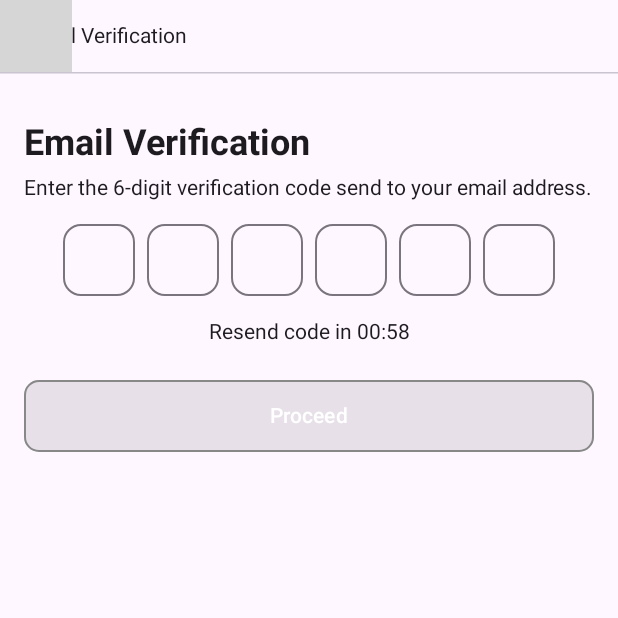
After one commit to ericwidhiantara/QuickMart-KMP, an Android app built with Jetpack Compose: the composable EmailVerificationScreen shown on its own in the app's theme, on a phone screen of 412 x 824 dp, the top half of it. The commit adds this screen. Run offline under Robolectric (Android 15) with nearby library versions, the light colour scheme and no system bars; our stand-ins replace Dagger/Hilt's generated code; libraries missing offline, so code that uses them is left out: com.talhafaki.composablesweettoast, io.paperdb; 2 statements that could not run were skipped; grey boxes are pictures that could not be loaded.

Commit message:
feat: slicing email verification screen

```diff
--- /dev/null
+++ b/androidApp/src/main/java/com/luckyfrog/quickmart/core/widgets/CustomOTPInput.kt
@@ -0,0 +1,82 @@
+package com.luckyfrog.quickmart.core.widgets
+
+import androidx.compose.foundation.layout.Arrangement
+import androidx.compose.foundation.layout.Row
+import androidx.compose.foundation.layout.fillMaxWidth
+import androidx.compose.foundation.layout.height
+import androidx.compose.foundation.layout.width
+import androidx.compose.foundation.shape.RoundedCornerShape
+import androidx.compose.foundation.text.KeyboardOptions
+import androidx.compose.material3.OutlinedTextField
+import androidx.compose.runtime.Composable
+import androidx.compose.runtime.getValue
+import androidx.compose.runtime.mutableStateOf
+import androidx.compose.runtime.remember
+import androidx.compose.runtime.setValue
+import androidx.compose.ui.Alignment
+import androidx.compose.ui.Modifier
+import androidx.compose.ui.focus.FocusRequester
+import androidx.compose.ui.focus.focusRequester
+import androidx.compose.ui.input.key.KeyEventType
+import androidx.compose.ui.input.key.onKeyEvent
+import androidx.compose.ui.input.key.type
+import androidx.compose.ui.text.TextStyle
+import androidx.compose.ui.text.input.KeyboardType
+import androidx.compose.ui.text.style.TextAlign
+import androidx.compose.ui.unit.dp
+import android.view.KeyEvent as AndroidKeyEvent
+
+@Composable
+fun CustomOTPInput(
+    otpLength: Int = 6,
+    onOtpEntered: (String) -> Unit
+) {
+    var otpValue by remember { mutableStateOf(List(otpLength) { "" }) }  // Use a list to represent each input
+    val focusRequesters = List(otpLength) { FocusRequester() }
+
+    Row(
+        modifier = Modifier.fillMaxWidth(),
+        horizontalArrangement = Arrangement.spacedBy(8.dp, Alignment.CenterHorizontally),
+        verticalAlignment = Alignment.CenterVertically
+    ) {
+        for (i in 0 until otpLength) {
+            OutlinedTextField(
+                value = otpValue[i],
+                onValueChange = { value ->
+                    if (value.length <= 1) {
+                        // Update OTP value for the current index
+                        otpValue = otpValue.toMutableList().apply { this[i] = value }.toList()
+
+                        // Move to next or previous box based on input
+                        when {
+                            value.isNotEmpty() && i < otpLength - 1 -> focusRequesters[i + 1].requestFocus()
+                            value.isEmpty() && i > 0 -> focusRequesters[i - 1].requestFocus()
+                        }
+
+                        // Call the callback with the updated OTP value
+                        onOtpEntered(otpValue.joinToString(""))
+                    }
+                },
+                shape = RoundedCornerShape(12.dp),
+                modifier = Modifier
+                    .width(48.dp)
+                    .height(48.dp)
+                    .focusRequester(focusRequesters[i])
+                    .onKeyEvent { event ->
+                        if (event.nativeKeyEvent.keyCode == AndroidKeyEvent.KEYCODE_DEL &&
+                            event.type == KeyEventType.KeyUp &&
+                            otpValue[i].isEmpty() && i > 0
+                        ) {
+                            // Move focus to previous when deleting empty input
+                            focusRequesters[i - 1].requestFocus()
+                            true
+                        } else false
+                    },
+                singleLine = true,
+                textStyle = TextStyle(textAlign = TextAlign.Center),
+                keyboardOptions = KeyboardOptions.Default.copy(keyboardType = KeyboardType.Number),
+                maxLines = 1
+            )
+        }
+    }
+}
--- a/androidApp/src/main/java/com/luckyfrog/quickmart/core/widgets/CustomOutlinedButton.kt
+++ b/androidApp/src/main/java/com/luckyfrog/quickmart/core/widgets/CustomOutlinedButton.kt
@@ -34,16 +34,18 @@ fun CustomOutlinedButton(
     buttonBorderColor: Color = buttonContainerColor,
     onClick: () -> Unit,
     isWithIcon: Boolean = false,
-    buttonIcon: Painter? = null
+    buttonIcon: Painter? = null,
+    isButtonEnabled: Boolean = true,
 ) {
     OutlinedButton(
+        enabled = isButtonEnabled,
         onClick = onClick,
         modifier = modifier
             .fillMaxWidth()
             .height(height),
         border = BorderStroke(
             1.dp,
-            color = buttonBorderColor,
+            color = if (isButtonEnabled) buttonBorderColor else Color.Gray,
         ),
         colors = ButtonDefaults.buttonColors(
             containerColor = buttonContainerColor
--- a/androidApp/src/main/java/com/luckyfrog/quickmart/core/widgets/CustomTopBar.kt
+++ b/androidApp/src/main/java/com/luckyfrog/quickmart/core/widgets/CustomTopBar.kt
@@ -1,12 +1,13 @@
 package com.luckyfrog.quickmart.core.widgets
 
-import androidx.compose.foundation.background
+import androidx.compose.foundation.layout.Column
 import androidx.compose.foundation.layout.Row
 import androidx.compose.foundation.layout.fillMaxWidth
 import androidx.compose.foundation.layout.padding
 import androidx.compose.foundation.layout.wrapContentHeight
 import androidx.compose.material.icons.Icons
 import androidx.compose.material.icons.automirrored.filled.ArrowBack
+import androidx.compose.material3.HorizontalDivider
 import androidx.compose.material3.Icon
 import androidx.compose.material3.IconButton
 import androidx.compose.material3.MaterialTheme
@@ -25,11 +26,11 @@ fun CustomTopBar(
     title: String,
     navController: NavController
 ) {
+    Column(modifier = Modifier) {
         Row(
             modifier = Modifier
                 .fillMaxWidth()
-            .wrapContentHeight()
-            .background(MaterialTheme.colorScheme.primary),
+                .wrapContentHeight(),
             verticalAlignment = Alignment.CenterVertically
         ) {
             // Automatically show back button if there's a backstack entry
@@ -42,17 +43,19 @@ fun CustomTopBar(
                     Icon(
                         imageVector = Icons.AutoMirrored.Filled.ArrowBack,
                         contentDescription = stringResource(id = Images.icArrowBack),
-                    tint = MaterialTheme.colorScheme.onPrimary
+                        tint = MaterialTheme.colorScheme.onBackground
                     )
                 }
             }
 
             Text(
                 text = title,
-            color = MaterialTheme.colorScheme.onPrimary,
+                color = MaterialTheme.colorScheme.onBackground,
                 modifier = Modifier
                     .padding(vertical = 16.dp, horizontal = 16.dp),
                 textAlign = TextAlign.Center
             )
         }
+        HorizontalDivider()
     }
+}
--- /dev/null
+++ b/androidApp/src/main/java/com/luckyfrog/quickmart/features/auth/presentation/email_verification/EmailVerificationScreen.kt
@@ -0,0 +1,149 @@
+package com.luckyfrog.quickmart.features.auth.presentation.email_verification
+
+import android.util.Log
+import android.widget.Toast
+import androidx.compose.foundation.layout.Column
+import androidx.compose.foundation.layout.PaddingValues
+import androidx.compose.foundation.layout.Spacer
+import androidx.compose.foundation.layout.fillMaxSize
+import androidx.compose.foundation.layout.height
+import androidx.compose.foundation.layout.padding
+import androidx.compose.material3.MaterialTheme
+import androidx.compose.material3.Scaffold
+import androidx.compose.material3.Text
+import androidx.compose.material3.TextButton
+import androidx.compose.runtime.Composable
+import androidx.compose.runtime.LaunchedEffect
+import androidx.compose.runtime.getValue
+import androidx.compose.runtime.mutableStateOf
+import androidx.compose.runtime.remember
+import androidx.compose.runtime.setValue
+import androidx.compose.ui.Alignment
+import androidx.compose.ui.Modifier
+import androidx.compose.ui.res.stringResource
+import androidx.compose.ui.text.font.FontWeight
+import androidx.compose.ui.text.style.TextAlign
+import androidx.compose.ui.unit.dp
+import androidx.compose.ui.unit.sp
+import androidx.navigation.NavController
+import com.luckyfrog.quickmart.R
+import com.luckyfrog.quickmart.core.app.MainViewModel
+import com.luckyfrog.quickmart.core.widgets.CustomOTPInput
+import com.luckyfrog.quickmart.core.widgets.CustomOutlinedButton
+import com.luckyfrog.quickmart.core.widgets.CustomTopBar
+import com.talhafaki.composablesweettoast.util.SweetToastUtil.SweetSuccess
+import kotlinx.coroutines.delay
+
+@Composable
+fun EmailVerificationScreen(
+    mainViewModel: MainViewModel,
+    navController: NavController,
+    timerDuration: Long = 60000L // 60 seconds for the timer
+) {
+
+    var isTimerFinished by remember { mutableStateOf(false) }
+    var remainingTime by remember { mutableStateOf(timerDuration / 1000) }
+    var timerKey by remember { mutableStateOf(0) }  // Unique key to reset the timer
+    var otpCode by remember { mutableStateOf("") }
+    // Timer logic with LaunchedEffect
+    LaunchedEffect(key1 = timerKey) {
+        isTimerFinished = false
+        remainingTime = timerDuration / 1000 // Reset the timer duration
+
+        while (remainingTime > 0) {
+            delay(1000L) // 1 second delay
+            remainingTime -= 1
+        }
+        isTimerFinished = true
+    }
+
+    // Function to format remaining time as MM:ss
+    val formattedTime = String.format(
+        "%02d:%02d",
+        remainingTime / 60,      // minutes
+        remainingTime % 60       // seconds
+    )
+
+    SweetSuccess(
+        message = stringResource(R.string.verification_code_sent),
+        duration = Toast.LENGTH_LONG,
+        padding = PaddingValues(top = 16.dp),
+        contentAlignment = Alignment.TopCenter
+    )
+
+    Scaffold(
+        topBar = {
+            CustomTopBar(
+                title = stringResource(R.string.email_verification),
+                navController = navController
+            )
+        },
+    ) { innerPadding ->
+        Column(
+            modifier = Modifier
+                .fillMaxSize()
+                .padding(innerPadding)
+                .padding(horizontal = 16.dp, vertical = 20.dp),
+        ) {
+            Spacer(modifier = Modifier.height(12.dp))
+
+            Text(
+                text = stringResource(R.string.email_verification),
+                fontSize = 24.sp,
+                fontWeight = FontWeight.Bold,
+                textAlign = TextAlign.Center
+            )
+            Spacer(modifier = Modifier.height(8.dp))
+            Text(
+                text = stringResource(R.string.enter_verification_code),
+                fontSize = 14.sp,
+            )
+            Spacer(modifier = Modifier.height(16.dp))
+            CustomOTPInput(
+                otpLength = 6,
+                onOtpEntered = { code ->
+                    otpCode = code.trim()
+                    // Handle OTP submission
+                    Log.d("OTP", "Entered OTP: $otpCode")
+                }
+            )
+            Spacer(modifier = Modifier.height(16.dp))
+            if (isTimerFinished) {
+                TextButton(
+                    onClick = {
+                        // Resend OTP logic
+
+                        timerKey++  // Change the key to restart LaunchedEffect
+                    },
+                    modifier = Modifier.align(
+                        alignment = Alignment.CenterHorizontally
+                    )
+                ) {
+                    Text(
+                        text = stringResource(R.string.resend_code),
+                        fontSize = 14.sp,
+                        color = MaterialTheme.colorScheme.primary,
+                    )
+                }
+            } else {
+                // Show the countdown timer
+                Text(
+                    text = stringResource(R.string.resend_code_timer) + " $formattedTime",
+                    fontSize = 14.sp,
+                    textAlign = TextAlign.Center,
+                    modifier = Modifier.align(Alignment.CenterHorizontally)
+                )
+            }
+            Spacer(
+                modifier = Modifier.height(24.dp)
+            )
+            CustomOutlinedButton(
+                isButtonEnabled = otpCode.length == 6,
+                buttonText = stringResource(R.string.proceed),
+                onClick = {
+                }
+            )
+
+        }
+    }
+}
--- a/androidApp/src/main/java/com/luckyfrog/quickmart/features/auth/presentation/register/RegisterScreen.kt
+++ b/androidApp/src/main/java/com/luckyfrog/quickmart/features/auth/presentation/register/RegisterScreen.kt
@@ -186,11 +186,9 @@ fun RegisterScreen(
             CustomOutlinedButton(
                 buttonText = stringResource(R.string.create_account),
                 onClick = {
-
+                    navController.navigate(AppScreen.EmailVerificationScreen.route)
                 }
             )
-
-
             Spacer(
                 modifier = Modifier.height(24.dp)
             )
--- a/androidApp/src/main/java/com/luckyfrog/quickmart/utils/resource/route/AppScreen.kt
+++ b/androidApp/src/main/java/com/luckyfrog/quickmart/utils/resource/route/AppScreen.kt
@@ -5,6 +5,7 @@ sealed class AppScreen(val route: String) {
     data object OnboardingScreen : AppScreen(ConstantAppScreenName.ONBOARDING_SCREEN)
     data object LoginScreen : AppScreen(ConstantAppScreenName.LOGIN_SCREEN)
     data object RegisterScreen : AppScreen(ConstantAppScreenName.REGISTER_SCREEN)
+    data object EmailVerificationScreen : AppScreen(ConstantAppScreenName.EMAIL_VERIFICATION_SCREEN)
     data object MainScreen : AppScreen(ConstantAppScreenName.MAIN_SCREEN)
     data object SettingsScreen : AppScreen(ConstantAppScreenName.SETTINGS_SCREEN)
 }
@@ -14,6 +15,7 @@ object ConstantAppScreenName {
     const val ONBOARDING_SCREEN = "onboarding_screen"
     const val LOGIN_SCREEN = "login_screen"
     const val REGISTER_SCREEN = "register_screen"
+    const val EMAIL_VERIFICATION_SCREEN = "email_verification_screen"
     const val MAIN_SCREEN = "main_screen"
 
     const val SETTINGS_SCREEN = "settings_screen"
--- a/shared/src/main/res/values/strings.xml
+++ b/shared/src/main/res/values/strings.xml
@@ -27,10 +27,11 @@
     <string name="confirm_password_placeholder">Confirm your password</string>
     <string name="create_account">Create Account</string>
     <string name="signup_with_google">Signup with Google</string>
-    <string name="verification_code_sent">6-digit Verification code has been send to your email address.</string>
+    <string name="verification_code_sent">6-digit verification code has been sent to your email address.</string>
     <string name="email_verification">Email Verification</string>
     <string name="enter_verification_code">Enter the 6-digit verification code send to your email address.</string>
     <string name="resend_code">Resend Code</string>
+    <string name="resend_code_timer">Resend code in</string>
     <string name="proceed">Proceed</string>
     <string name="dont_have_account">Don\'t have an account?</string>
     <string name="forgot_password">Forgot Password</string>
```
Also changed, not shown: androidApp/src/main/java/com/luckyfrog/quickmart/utils/resource/route/NavGraph.kt (+9 -1 lines), 1 other file. Lines whose indentation alone changed are shown as unchanged.
